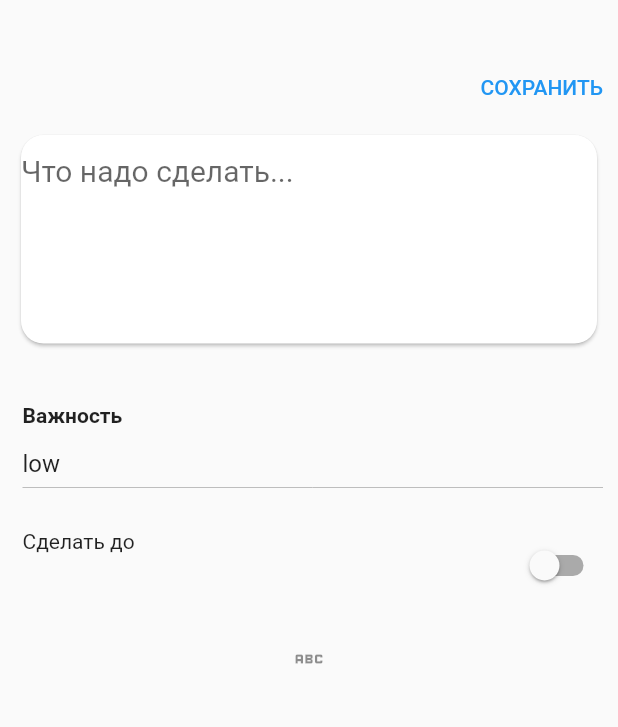
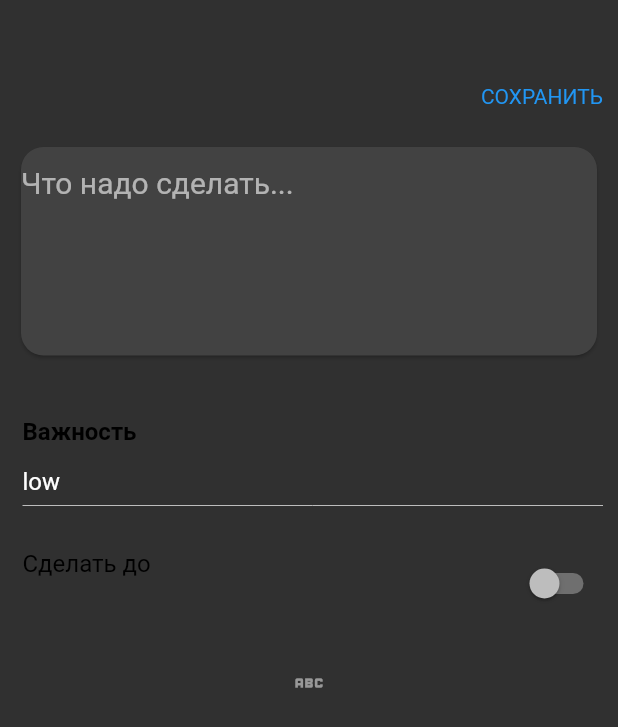
Before and after one commit to hensybex/to_do_app, a Flutter app: the TaskScreen screen opened directly, on a phone screen of 412 x 824 dp. Shown: the top 727 px of the screen. Run offline on Flutter 3.47's test engine with Material 2 defaults, Android fonts, the phone set to English and light mode, and no system bars; our stand-ins replace bloc, connectivity_plus, flutter_bloc, flutter_slidable, freezed_annotation, hive and 2 more; accounts and stored records are empty; generated files the repository leaves out were written again.

Commit message:
theme added

```diff
--- a/lib/bloc/task_event.dart
+++ b/lib/bloc/task_event.dart
@@ -38,3 +38,5 @@ class TaskEditEvent extends TaskEvent {
 
   TaskEditEvent(this.task, this.index);
 }
+
+class HideDoneEvent extends TaskEvent {}
--- a/lib/bloc/tasks_state.dart
+++ b/lib/bloc/tasks_state.dart
@@ -8,7 +8,11 @@ class TasksErrorState extends TasksState {}
 
 class TasksLoadedState extends TasksState {
   List<dynamic> loadedTasks;
+  int doneTasks;
+  bool isHidden;
   TasksLoadedState({
     required this.loadedTasks,
+    required this.doneTasks,
+    required this.isHidden,
   });
 }
--- a/lib/data_processing/hive_provider.dart
+++ b/lib/data_processing/hive_provider.dart
@@ -18,6 +18,7 @@ class HiveProvider {
   Future<List<dynamic>> getListTask() async {
     var box = Hive.box<Task>('ToDos');
     List<dynamic> loadedTasksList = box.values.cast().toList();
+    logger.info(loadedTasksList.length);
     return loadedTasksList;
   }
 
--- a/lib/model/task.dart
+++ b/lib/model/task.dart
@@ -17,6 +17,7 @@ class Task with _$Task {
     @HiveField(6) required int created_at,
     @HiveField(7) required int changed_at,
     @HiveField(8) required String last_updated_by,
+    @HiveField(9) int? hiveIndex,
   }) = _Task;
 
   factory Task.fromJson(Map<String, dynamic> json) => _$TaskFromJson(json);
--- a/lib/pages/task_screen.dart
+++ b/lib/pages/task_screen.dart
@@ -15,9 +15,8 @@ import 'edit_cubit/edit_cubit.dart';
 
 class TaskScreen extends StatefulWidget {
   final Task? task;
-  final int? index;
 
-  TaskScreen({Key? key, this.task, this.index}) : super(key: key);
+  TaskScreen({Key? key, this.task}) : super(key: key);
   @override
   State<TaskScreen> createState() {
     // TODO: implement createState
@@ -60,7 +59,6 @@ class TaskScreenState extends State<TaskScreen> {
   @override
   void initState() {
     if (widget.task != null) {
-      if (widget.task!.last_updated_by == 'home_screen') {
       setState(() {
         isEditing = true;
         importanceValue = widget.task!.importance;
@@ -74,16 +72,19 @@ class TaskScreenState extends State<TaskScreen> {
             DateFormat.yMMMd('ru').format(selectedDate).toString();
       });
     }
-    }
     super.initState();
   }
 
   @override
   Widget build(BuildContext context) {
     logger.info('Task Screen');
-    return BlocProvider<EditCubit>(
-      create: (context) => EditCubit(),
-      child: Scaffold(
+    if (widget.task != null) {
+      logger.info(widget.task!.text);
+      logger.info(isEditing);
+      logger.info(widget.task!.last_updated_by);
+      logger.info(widget.task!.hiveIndex);
+    }
+    return Scaffold(
       body: Column(
         crossAxisAlignment: CrossAxisAlignment.stretch,
         children: [
@@ -205,10 +206,10 @@ class TaskScreenState extends State<TaskScreen> {
                 isEditing == true
                     ? IconButton(
                         onPressed: () {
-                            context.read<TaskBloc>().add(
-                                TaskDeleteEvent(widget.task!, widget.index!));
+                          delete(BlocProvider.of<TaskBloc>(context), context,
+                              widget.task!, widget.task!.hiveIndex!);
                         },
-                          icon: Icon(Icons.abc_outlined),
+                        icon: Icon(Icons.repeat),
                       )
                     : Opacity(opacity: 0.5, child: Icon(Icons.abc))
               ],
@@ -216,13 +217,16 @@ class TaskScreenState extends State<TaskScreen> {
           ),
         ],
       ),
-      ),
     );
   }
 
+  void delete(TaskBloc taskBloc, context, Task task, int index) async {
+    taskBloc.add(TaskDeleteEvent(task, index));
+    //taskBloc.add(TaskGetListEvent());
+    BlocProvider.of<NavCubit>(context).popHome();
+  }
+
   void submit(TaskBloc taskBloc, context) {
-    logger.info(_dateController.text);
-    logger.info("HELLO");
     Task task = Task(
       id: const Uuid().v1(),
       text: _textController.text,
--- /dev/null
+++ b/lib/theme/theme.dart
@@ -0,0 +1,40 @@
+import 'package:flutter/material.dart';
+
+import './constants.dart';
+
+ThemeData basicTheme() => ThemeData(
+      unselectedWidgetColor: supportLightSeparator,
+      brightness: Brightness.dark,
+      textTheme: const TextTheme(
+        headline1: TextStyle(
+          fontSize: 32,
+          fontWeight: FontWeight.w500,
+          height: 38 / 32,
+          color: labelLightPrimary,
+        ),
+        bodyText2: TextStyle(
+          fontSize: 16,
+          height: 20 / 16,
+          fontWeight: FontWeight.w400,
+          color: labelLightPrimary,
+        ),
+        subtitle2: TextStyle(
+          fontSize: 14,
+          height: 20 / 14,
+          fontWeight: FontWeight.w400,
+          color: labelLightPrimary,
+        ),
+        button: TextStyle(
+          fontSize: 14,
+          height: 24 / 14,
+          fontWeight: FontWeight.w400,
+          color: labelLightPrimary,
+        ),
+        headline2: TextStyle(
+          fontSize: 20,
+          fontWeight: FontWeight.w400,
+          height: 32 / 20,
+          color: labelLightPrimary,
+        ),
+      ),
+    );
--- a/pubspec.yaml
+++ b/pubspec.yaml
@@ -40,6 +40,8 @@ dependencies:
 
   date_format: ^2.0.5
 
+  shared_preferences: ^2.0.15
+
 
 dev_dependencies:
   linter: ^1.26.0
```
Also changed, not shown: lib/bloc/task_bloc.dart (+64 -45 lines), lib/main.dart (+7 -3 lines), lib/pages/home_screen.dart (+46 -11 lines), lib/theme/constants.dart (added, +24 -0 lines), lib/widgets/task_card.dart (+18 -13 lines), lib/model/task.freezed.dart, lib/model/task.g.dart, pubspec.lock, 1 other file. Lines whose indentation alone changed are shown as unchanged.
